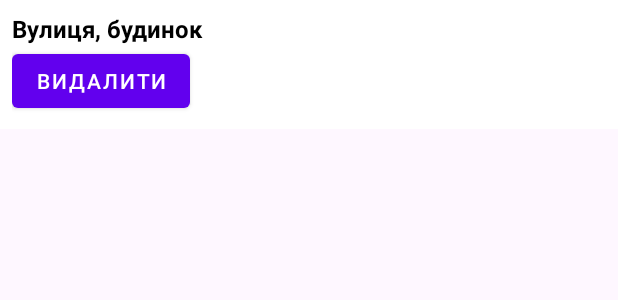
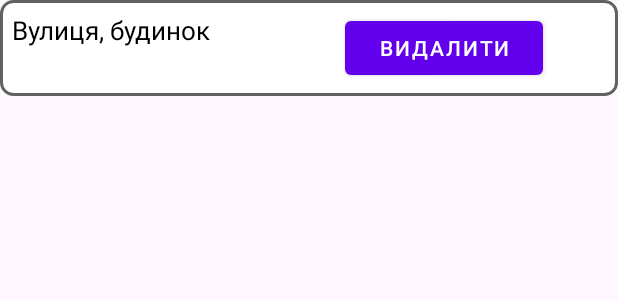
Before and after one commit to Zoom9r/address-opener, an Android app built with Jetpack Compose: the layout item_address.xml on its own in the app's theme, with its tools: preview values and no code run, on a phone screen of 412 x 824 dp. Shown: the top 300 px of the screen. Run offline under Robolectric (Android 15) with nearby library versions, the phone set to English and light mode, and no system bars.

Commit message:
updated interface, added modal window bookmark button

```diff
--- a/app/src/main/java/com/example/addressopener/MainActivity.kt
+++ b/app/src/main/java/com/example/addressopener/MainActivity.kt
@@ -1,6 +1,5 @@
 package com.example.addressopener
 
-import MainFragment
 import android.os.Bundle
 import androidx.appcompat.app.AppCompatActivity
 import androidx.fragment.app.Fragment
--- /dev/null
+++ b/app/src/main/res/drawable/main_address_card.xml
@@ -0,0 +1,8 @@
+<?xml version="1.0" encoding="utf-8"?>
+<shape xmlns:android="http://schemas.android.com/apk/res/android">
+    <solid android:color="#FFFFFF" />
+    <corners android:radius="8dp"/>
+    <stroke
+        android:width="2dp"
+        android:color="#626262"/>
+</shape>
--- a/app/src/main/res/layout/item_address.xml
+++ b/app/src/main/res/layout/item_address.xml
@@ -3,38 +3,54 @@
     xmlns:app="http://schemas.android.com/apk/res-auto"
     android:layout_width="match_parent"
     android:layout_height="wrap_content"
+    android:background="@drawable/main_address_card"
     android:orientation="vertical"
-    android:padding="8dp"
-    android:background="@android:color/white">
+    android:padding="8dp">
+
+    <LinearLayout
+        android:layout_width="match_parent"
+        android:layout_height="wrap_content"
+        android:orientation="horizontal">
 
         <!-- Основна адреса -->
         <TextView
             android:id="@+id/streetTextView"
+            android:layout_width="222dp"
+            android:layout_height="match_parent"
+            android:text="Вулиця, будинок"
+            android:textAlignment="textStart"
+            android:textColor="@android:color/black"
+            android:textSize="17sp" />
+
+        <!-- Кнопка для видалення адреси -->
+        <com.google.android.material.button.MaterialButton
+            android:id="@+id/deleteButton"
+            style="@style/Widget.MaterialComponents.Button"
+            android:layout_width="132dp"
+            android:layout_height="wrap_content"
+            android:layout_gravity="end"
+            android:text="Видалити"
+            android:textColor="@android:color/white" />
+    </LinearLayout>
+    <!-- Підказка (близькі АО-адреси) -->
+    <com.google.android.material.card.MaterialCardView
         android:layout_width="match_parent"
         android:layout_height="wrap_content"
-        android:text="Вулиця, будинок"
-        android:textSize="16sp"
-        android:textStyle="bold"
-        android:textColor="@android:color/black" />
+        app:cardBackgroundColor="@android:color/darker_gray"
+        app:cardCornerRadius="8dp"
+        app:cardElevation="0dp"
+        app:strokeColor="#4B4949"
+        app:strokeWidth="1dp">
 
-    <!-- Підказка (близькі АО-адреси) -->
         <com.google.android.material.textview.MaterialTextView
             android:id="@+id/hintTextView"
             android:layout_width="match_parent"
             android:layout_height="wrap_content"
+            android:padding="4dp"
             android:textColor="@android:color/black"
-        android:background="@android:color/darker_gray"
             android:textSize="14sp"
-        android:padding="4dp"
             android:visibility="gone" />
 
-    <!-- Кнопка для видалення адреси -->
-    <com.google.android.material.button.MaterialButton
-        android:id="@+id/deleteButton"
-        android:layout_width="wrap_content"
-        android:layout_height="wrap_content"
-        android:text="Видалити"
-        android:textColor="@android:color/white"
-        style="@style/Widget.MaterialComponents.Button" />
+    </com.google.android.material.card.MaterialCardView>
 
 </LinearLayout>
```
Also changed, not shown: app/src/main/java/com/example/addressopener/MainFragment.kt (+42 -14 lines), app/src/main/res/drawable/main_addresses_list.xml (added, +8 -0 lines), app/src/main/res/layout/fragment_ao.xml (+9 -9 lines), app/src/main/res/layout/fragment_main.xml (+18 -16 lines), app/src/main/res/layout/item_address_ao.xml (+4 -5 lines). Lines whose indentation alone changed are shown as unchanged.
